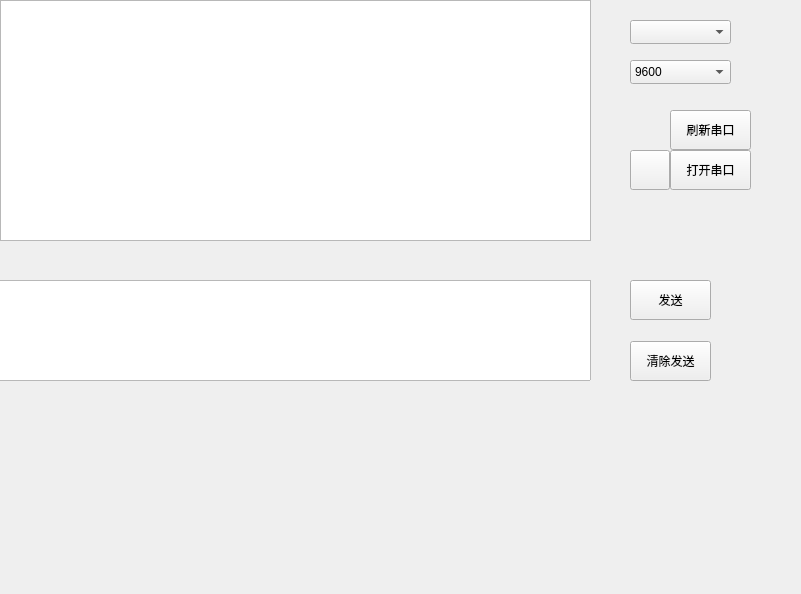
The window that MainWindow.ui (museqiujing/SerialDebugAssistant) describes before a commit, drawn with Qt 5.
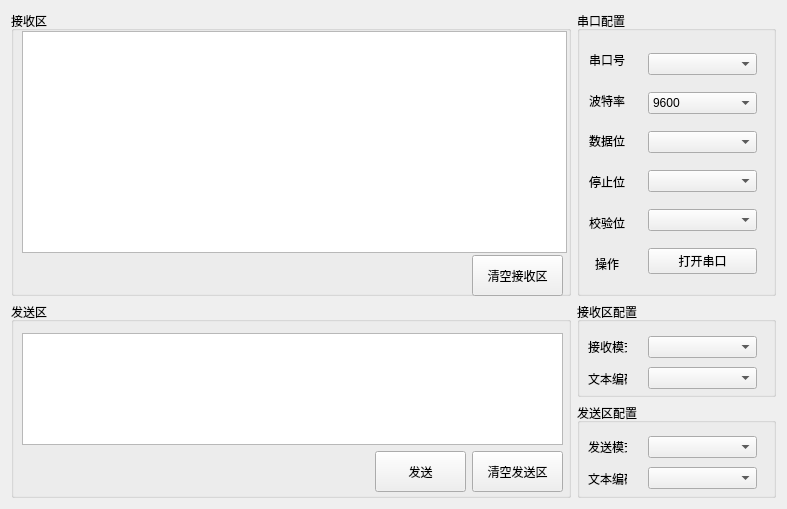
The same window after the commit.

Commit message: 更新了UI界面

Patch:
```diff
--- a/MainWindow.ui
+++ b/MainWindow.ui
@@ -6,133 +6,376 @@
    <rect>
     <x>0</x>
     <y>0</y>
-    <width>801</width>
-    <height>594</height>
+    <width>787</width>
+    <height>509</height>
    </rect>
   </property>
+  <property name="minimumSize">
+   <size>
+    <width>787</width>
+    <height>509</height>
+   </size>
+  </property>
+  <property name="maximumSize">
+   <size>
+    <width>787</width>
+    <height>509</height>
+   </size>
+  </property>
   <property name="windowTitle">
    <string>SerialDebugAssistant</string>
   </property>
-  <widget class="QTextBrowser" name="textBrowser">
-   <property name="geometry">
-    <rect>
-     <x>0</x>
-     <y>0</y>
-     <width>591</width>
-     <height>241</height>
-    </rect>
-   </property>
-  </widget>
-  <widget class="QTextEdit" name="textEdit">
-   <property name="geometry">
-    <rect>
-     <x>-10</x>
-     <y>280</y>
-     <width>601</width>
-     <height>101</height>
-    </rect>
-   </property>
-  </widget>
-  <widget class="QComboBox" name="comboBox_available_COM">
-   <property name="geometry">
-    <rect>
-     <x>630</x>
-     <y>20</y>
-     <width>101</width>
-     <height>24</height>
-    </rect>
-   </property>
-  </widget>
-  <widget class="QComboBox" name="comboBox_baudRate">
-   <property name="geometry">
-    <rect>
-     <x>630</x>
-     <y>60</y>
-     <width>101</width>
-     <height>24</height>
-    </rect>
-   </property>
-   <item>
-    <property name="text">
-     <string>9600</string>
-    </property>
+  <layout class="QGridLayout" name="gridLayout" columnstretch="3,1,0,0">
+   <item row="10" column="1" colspan="3">
+    <widget class="QGroupBox" name="groupBox_4">
+     <property name="title">
+      <string>接收区配置</string>
+     </property>
+     <widget class="QWidget" name="verticalLayoutWidget_3">
+      <property name="geometry">
+       <rect>
+        <x>0</x>
+        <y>20</y>
+        <width>61</width>
+        <height>81</height>
+       </rect>
+      </property>
+      <layout class="QVBoxLayout" name="verticalLayout_3">
+       <item alignment="Qt::AlignmentFlag::AlignHCenter">
+        <widget class="QLabel" name="label_7">
+         <property name="text">
+          <string>接收模式</string>
+         </property>
+        </widget>
+       </item>
+       <item alignment="Qt::AlignmentFlag::AlignHCenter">
+        <widget class="QLabel" name="label_8">
+         <property name="text">
+          <string>文本编码</string>
+         </property>
+        </widget>
+       </item>
+      </layout>
+     </widget>
+     <widget class="QWidget" name="verticalLayoutWidget_4">
+      <property name="geometry">
+       <rect>
+        <x>60</x>
+        <y>20</y>
+        <width>131</width>
+        <height>81</height>
+       </rect>
+      </property>
+      <layout class="QVBoxLayout" name="verticalLayout_4">
+       <item>
+        <widget class="QComboBox" name="comboBox_7"/>
+       </item>
+       <item>
+        <widget class="QComboBox" name="comboBox_8"/>
+       </item>
+      </layout>
+     </widget>
+    </widget>
    </item>
-   <item>
-    <property name="text">
-     <string>115200</string>
-    </property>
+   <item row="11" column="1" colspan="3">
+    <widget class="QGroupBox" name="groupBox_5">
+     <property name="title">
+      <string>发送区配置</string>
+     </property>
+     <widget class="QWidget" name="verticalLayoutWidget_5">
+      <property name="geometry">
+       <rect>
+        <x>0</x>
+        <y>19</y>
+        <width>61</width>
+        <height>81</height>
+       </rect>
+      </property>
+      <layout class="QVBoxLayout" name="verticalLayout_5">
+       <item alignment="Qt::AlignmentFlag::AlignHCenter">
+        <widget class="QLabel" name="label_10">
+         <property name="text">
+          <string>发送模式</string>
+         </property>
+        </widget>
+       </item>
+       <item alignment="Qt::AlignmentFlag::AlignHCenter">
+        <widget class="QLabel" name="label_9">
+         <property name="text">
+          <string>文本编码</string>
+         </property>
+        </widget>
+       </item>
+      </layout>
+     </widget>
+     <widget class="QWidget" name="verticalLayoutWidget_6">
+      <property name="geometry">
+       <rect>
+        <x>60</x>
+        <y>19</y>
+        <width>131</width>
+        <height>81</height>
+       </rect>
+      </property>
+      <layout class="QVBoxLayout" name="verticalLayout_6">
+       <item>
+        <widget class="QComboBox" name="comboBox_9"/>
+       </item>
+       <item>
+        <widget class="QComboBox" name="comboBox_10"/>
+       </item>
+      </layout>
+     </widget>
+    </widget>
    </item>
-   <item>
-    <property name="text">
-     <string/>
-    </property>
+   <item row="7" column="0" rowspan="3">
+    <widget class="QGroupBox" name="groupBox">
+     <property name="title">
+      <string>接收区</string>
+     </property>
+     <widget class="QWidget" name="widget" native="true">
+      <property name="geometry">
+       <rect>
+        <x>0</x>
+        <y>9</y>
+        <width>563</width>
+        <height>287</height>
+       </rect>
+      </property>
+      <property name="sizePolicy">
+       <sizepolicy hsizetype="Preferred" vsizetype="Preferred">
+        <horstretch>0</horstretch>
+        <verstretch>0</verstretch>
+       </sizepolicy>
+      </property>
+      <property name="minimumSize">
+       <size>
+        <width>563</width>
+        <height>241</height>
+       </size>
+      </property>
+      <property name="layoutDirection">
+       <enum>Qt::LayoutDirection::LeftToRight</enum>
+      </property>
+      <layout class="QGridLayout" name="gridLayout_2" rowstretch="0,0" columnstretch="0,0">
+       <item row="1" column="1">
+        <widget class="QPushButton" name="pushButton_2">
+         <property name="minimumSize">
+          <size>
+           <width>91</width>
+           <height>41</height>
+          </size>
+         </property>
+         <property name="maximumSize">
+          <size>
+           <width>91</width>
+           <height>41</height>
+          </size>
+         </property>
+         <property name="text">
+          <string>清空接收区</string>
+         </property>
+        </widget>
+       </item>
+       <item row="0" column="0" colspan="2">
+        <widget class="QTextBrowser" name="textBrowser">
+         <property name="sizePolicy">
+          <sizepolicy hsizetype="Expanding" vsizetype="Expanding">
+           <horstretch>0</horstretch>
+           <verstretch>0</verstretch>
+          </sizepolicy>
+         </property>
+         <property name="minimumSize">
+          <size>
+           <width>545</width>
+           <height>222</height>
+          </size>
+         </property>
+        </widget>
+       </item>
+      </layout>
+     </widget>
+    </widget>
    </item>
-  </widget>
-  <widget class="QPushButton" name="LED1">
-   <property name="geometry">
-    <rect>
-     <x>630</x>
-     <y>150</y>
-     <width>40</width>
-     <height>40</height>
-    </rect>
-   </property>
-   <property name="text">
-    <string/>
-   </property>
-  </widget>
-  <widget class="QPushButton" name="key_Refresh_COM">
-   <property name="geometry">
-    <rect>
-     <x>670</x>
-     <y>110</y>
-     <width>81</width>
-     <height>40</height>
-    </rect>
-   </property>
-   <property name="text">
-    <string>刷新串口</string>
-   </property>
-  </widget>
-  <widget class="QPushButton" name="key_open_COM">
-   <property name="geometry">
-    <rect>
-     <x>670</x>
-     <y>150</y>
-     <width>81</width>
-     <height>40</height>
-    </rect>
-   </property>
-   <property name="text">
-    <string>打开串口</string>
-   </property>
-  </widget>
-  <widget class="QPushButton" name="key_COM_Tx">
-   <property name="geometry">
-    <rect>
-     <x>630</x>
-     <y>280</y>
-     <width>81</width>
-     <height>40</height>
-    </rect>
-   </property>
-   <property name="text">
-    <string>发送</string>
-   </property>
-  </widget>
-  <widget class="QPushButton" name="key_COM_Tx1">
-   <property name="geometry">
-    <rect>
-     <x>630</x>
-     <y>341</y>
-     <width>81</width>
-     <height>40</height>
-    </rect>
-   </property>
-   <property name="text">
-    <string>清除发送</string>
-   </property>
-  </widget>
+   <item row="7" column="1" rowspan="3" colspan="3">
+    <widget class="QGroupBox" name="groupBox_3">
+     <property name="minimumSize">
+      <size>
+       <width>0</width>
+       <height>0</height>
+      </size>
+     </property>
+     <property name="maximumSize">
+      <size>
+       <width>16777215</width>
+       <height>16777215</height>
+      </size>
+     </property>
+     <property name="title">
+      <string>串口配置</string>
+     </property>
+     <widget class="QWidget" name="verticalLayoutWidget">
+      <property name="geometry">
+       <rect>
+        <x>0</x>
+        <y>20</y>
+        <width>61</width>
+        <height>261</height>
+       </rect>
+      </property>
+      <layout class="QVBoxLayout" name="verticalLayout">
+       <item alignment="Qt::AlignmentFlag::AlignHCenter">
+        <widget class="QLabel" name="label">
+         <property name="text">
+          <string>串口号</string>
+         </property>
+        </widget>
+       </item>
+       <item alignment="Qt::AlignmentFlag::AlignHCenter">
+        <widget class="QLabel" name="label_2">
+         <property name="text">
+          <string>波特率</string>
+         </property>
+        </widget>
+       </item>
+       <item alignment="Qt::AlignmentFlag::AlignHCenter">
+        <widget class="QLabel" name="label_3">
+         <property name="text">
+          <string>数据位</string>
+         </property>
+        </widget>
+       </item>
+       <item alignment="Qt::AlignmentFlag::AlignHCenter">
+        <widget class="QLabel" name="label_4">
+         <property name="text">
+          <string>停止位</string>
+         </property>
+        </widget>
+       </item>
+       <item alignment="Qt::AlignmentFlag::AlignHCenter">
+        <widget class="QLabel" name="label_5">
+         <property name="text">
+          <string>校验位</string>
+         </property>
+        </widget>
+       </item>
+       <item alignment="Qt::AlignmentFlag::AlignHCenter">
+        <widget class="QLabel" name="label_6">
+         <property name="text">
+          <string>操作</string>
+         </property>
+        </widget>
+       </item>
+      </layout>
+     </widget>
+     <widget class="QWidget" name="verticalLayoutWidget_2">
+      <property name="geometry">
+       <rect>
+        <x>60</x>
+        <y>20</y>
+        <width>131</width>
+        <height>271</height>
+       </rect>
+      </property>
+      <layout class="QVBoxLayout" name="verticalLayout_2">
+       <item>
+        <widget class="QComboBox" name="comboBox_available_COM"/>
+       </item>
+       <item>
+        <widget class="QComboBox" name="comboBox_baudRate">
+         <item>
+          <property name="text">
+           <string>9600</string>
+          </property>
+         </item>
+         <item>
+          <property name="text">
+           <string>115200</string>
+          </property>
+         </item>
+        </widget>
+       </item>
+       <item>
+        <widget class="QComboBox" name="comboBox_3"/>
+       </item>
+       <item>
+        <widget class="QComboBox" name="comboBox_5"/>
+       </item>
+       <item>
+        <widget class="QComboBox" name="comboBox_6"/>
+       </item>
+       <item>
+        <widget class="QPushButton" name="key_open_COM">
+         <property name="text">
+          <string>打开串口</string>
+         </property>
+        </widget>
+       </item>
+      </layout>
+     </widget>
+    </widget>
+   </item>
+   <item row="10" column="0" rowspan="2">
+    <widget class="QGroupBox" name="groupBox_2">
+     <property name="title">
+      <string>发送区</string>
+     </property>
+     <widget class="QWidget" name="widget_2" native="true">
+      <property name="geometry">
+       <rect>
+        <x>0</x>
+        <y>20</y>
+        <width>563</width>
+        <height>181</height>
+       </rect>
+      </property>
+      <layout class="QGridLayout" name="gridLayout_3">
+       <item row="2" column="6" alignment="Qt::AlignmentFlag::AlignRight|Qt::AlignmentFlag::AlignBottom">
+        <widget class="QPushButton" name="key_COM_Tx1">
+         <property name="minimumSize">
+          <size>
+           <width>91</width>
+           <height>41</height>
+          </size>
+         </property>
+         <property name="maximumSize">
+          <size>
+           <width>91</width>
+           <height>41</height>
+          </size>
+         </property>
+         <property name="text">
+          <string>清空发送区</string>
+         </property>
+        </widget>
+       </item>
+       <item row="1" column="1" colspan="6">
+        <widget class="QTextEdit" name="textEdit"/>
+       </item>
+       <item row="2" column="5">
+        <widget class="QPushButton" name="key_COM_Tx">
+         <property name="minimumSize">
+          <size>
+           <width>91</width>
+           <height>41</height>
+          </size>
+         </property>
+         <property name="maximumSize">
+          <size>
+           <width>91</width>
+           <height>41</height>
+          </size>
+         </property>
+         <property name="text">
+          <string>发送</string>
+         </property>
+        </widget>
+       </item>
+      </layout>
+     </widget>
+    </widget>
+   </item>
+  </layout>
  </widget>
  <layoutdefault spacing="6" margin="11"/>
  <resources/>
```
Left out of the diff: 2 changed lines with no effect on the pictures. The commit also changes 2 other files.
